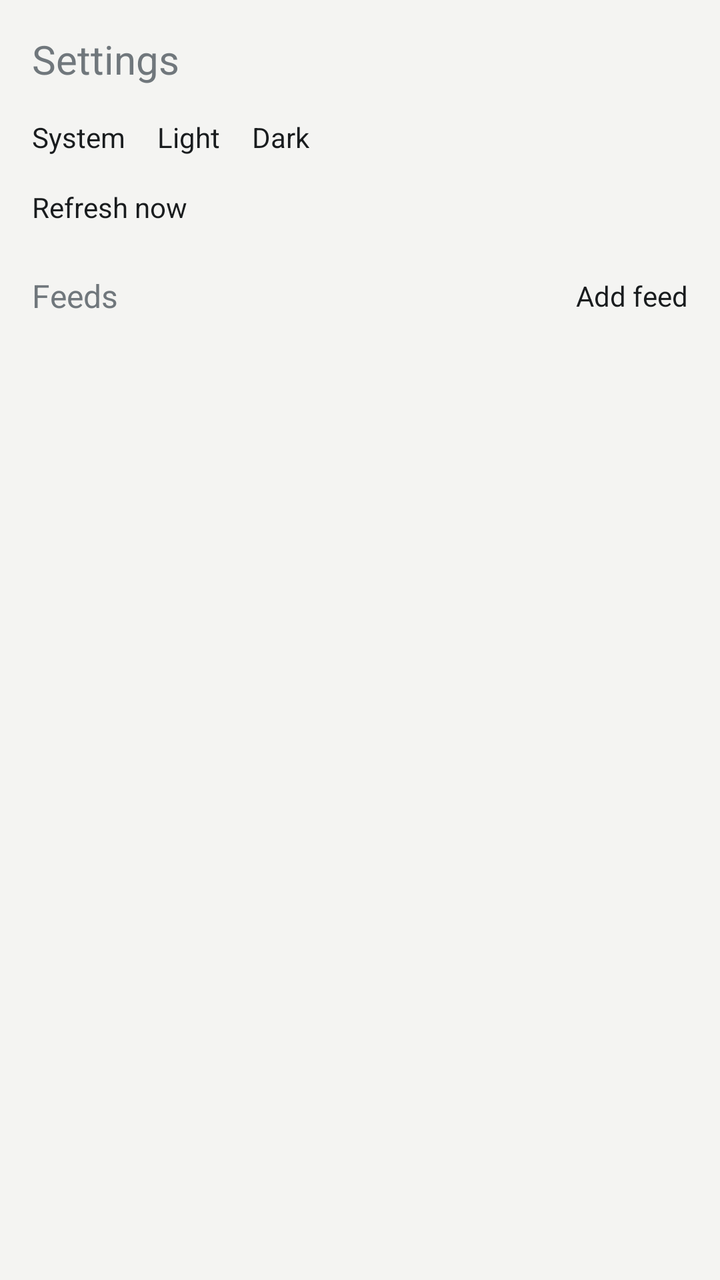
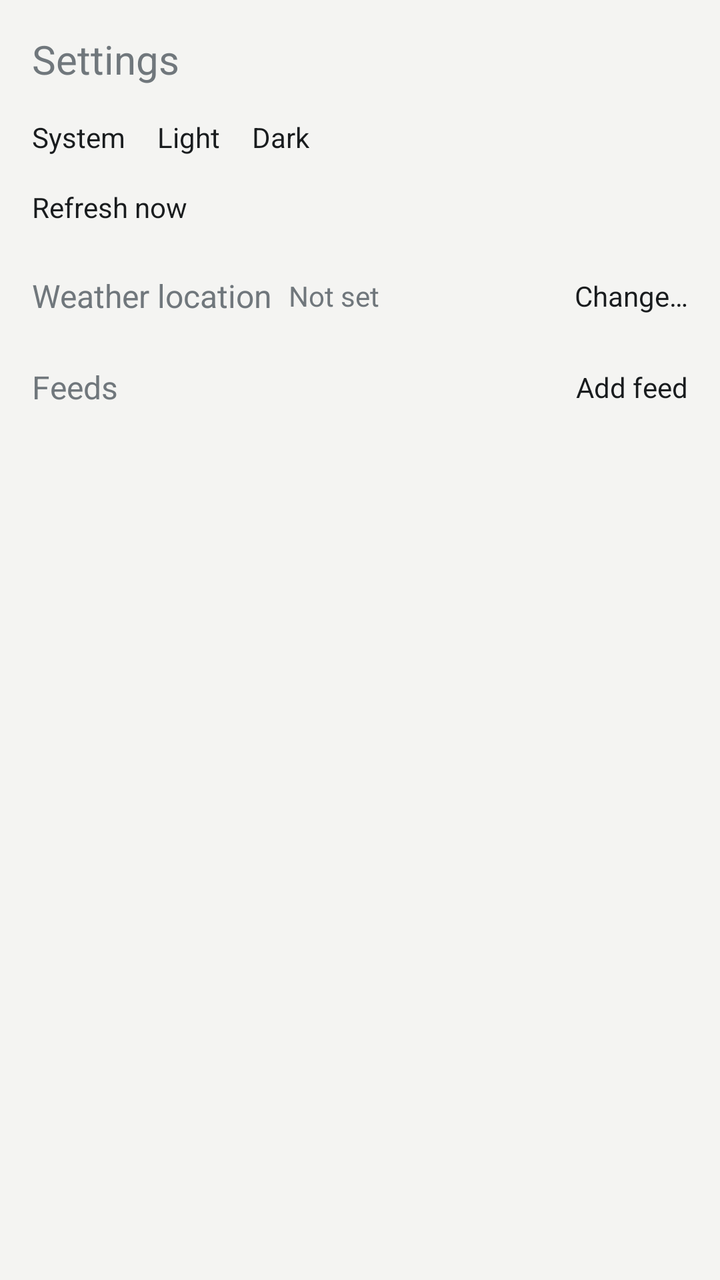

An Android layout rendered at two revisions. The XML below is the earlier revision; the diff shows what the commit changed to produce the second picture.
<!-- AndroidManifest.xml: application theme Theme.AkinoClock -->
<!-- res/layout/activity_settings.xml -->
<?xml version="1.0" encoding="utf-8"?>
<LinearLayout xmlns:android="http://schemas.android.com/apk/res/android"
    android:layout_width="match_parent"
    android:layout_height="match_parent"
    android:orientation="vertical"
    android:padding="16dp">

    <TextView
        android:layout_width="wrap_content"
        android:layout_height="wrap_content"
        android:text="@string/settings_title"
        android:textSize="20sp" />

    <RadioGroup
        android:id="@+id/themeRadioGroup"
        android:layout_width="wrap_content"
        android:layout_height="wrap_content"
        android:layout_marginTop="16dp"
        android:orientation="horizontal">

        <RadioButton
            android:id="@+id/themeSystemRadio"
            android:layout_width="wrap_content"
            android:layout_height="wrap_content"
            android:text="@string/settings_theme_system" />

        <RadioButton
            android:id="@+id/themeLightRadio"
            android:layout_width="wrap_content"
            android:layout_height="wrap_content"
            android:layout_marginStart="16dp"
            android:text="@string/settings_theme_light" />

        <RadioButton
            android:id="@+id/themeDarkRadio"
            android:layout_width="wrap_content"
            android:layout_height="wrap_content"
            android:layout_marginStart="16dp"
            android:text="@string/settings_theme_dark" />

    </RadioGroup>

    <Button
        android:id="@+id/refreshNowButton"
        android:layout_width="wrap_content"
        android:layout_height="wrap_content"
        android:layout_marginTop="16dp"
        android:text="@string/settings_refresh_now" />

    <LinearLayout
        android:layout_width="match_parent"
        android:layout_height="wrap_content"
        android:layout_marginTop="24dp"
        android:orientation="horizontal"
        android:gravity="center_vertical">

        <TextView
            android:layout_width="0dp"
            android:layout_height="wrap_content"
            android:layout_weight="1"
            android:text="@string/settings_feeds_title"
            android:textSize="16sp" />

        <Button
            android:id="@+id/addFeedButton"
            android:layout_width="wrap_content"
            android:layout_height="wrap_content"
            android:text="@string/settings_add_feed" />

    </LinearLayout>

    <ListView
        android:id="@+id/feedListView"
        android:layout_width="match_parent"
        android:layout_height="0dp"
        android:layout_weight="1"
        android:layout_marginTop="8dp" />

</LinearLayout>
<!-- resources referenced by this layout -->
<resources>
  <string name="settings_add_feed">Add feed</string>
  <string name="settings_feeds_title">Feeds</string>
  <string name="settings_refresh_now">Refresh now</string>
  <string name="settings_theme_dark">Dark</string>
  <string name="settings_theme_light">Light</string>
  <string name="settings_theme_system">System</string>
  <string name="settings_title">Settings</string>
  <style name="Theme.AkinoClock" parent="android:Theme.DeviceDefault.DayNight">
          <item name="android:windowActionBar">false</item>
          <item name="android:windowNoTitle">true</item>
          <item name="android:windowBackground">@color/background</item>
      </style>
  <color name="background">#F4F4F2</color>
</resources>

<!-- the commit's change to res/layout/activity_settings.xml (unified diff, before → after) -->
@@ -55,6 +55,35 @@
         android:gravity="center_vertical">
 
         <TextView
+            android:layout_width="wrap_content"
+            android:layout_height="wrap_content"
+            android:text="@string/settings_weather_location_title"
+            android:textSize="16sp" />
+
+        <TextView
+            android:id="@+id/weatherLocationLabel"
+            android:layout_width="0dp"
+            android:layout_height="wrap_content"
+            android:layout_weight="1"
+            android:layout_marginStart="8dp"
+            android:text="@string/settings_weather_location_not_set" />
+
+        <Button
+            android:id="@+id/changeWeatherLocationButton"
+            android:layout_width="wrap_content"
+            android:layout_height="wrap_content"
+            android:text="@string/settings_weather_location_change" />
+
+    </LinearLayout>
+
+    <LinearLayout
+        android:layout_width="match_parent"
+        android:layout_height="wrap_content"
+        android:layout_marginTop="24dp"
+        android:orientation="horizontal"
+        android:gravity="center_vertical">
+
+        <TextView
             android:layout_width="0dp"
             android:layout_height="wrap_content"
             android:layout_weight="1"
<!-- resource entries referenced after the edit -->
@@ -7,6 +7,9 @@
   <string name="settings_theme_light">Light</string>
   <string name="settings_theme_system">System</string>
   <string name="settings_title">Settings</string>
+  <string name="settings_weather_location_change">Change…</string>
+  <string name="settings_weather_location_not_set">Not set</string>
+  <string name="settings_weather_location_title">Weather location</string>
   <style name="Theme.AkinoClock" parent="android:Theme.DeviceDefault.DayNight">
           <item name="android:windowActionBar">false</item>
           <item name="android:windowNoTitle">true</item>
